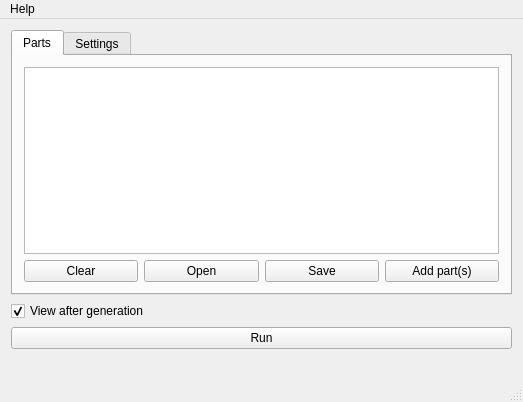
Qt form gui/mainwindow.ui (RobotsWar/Plater) before a commit.
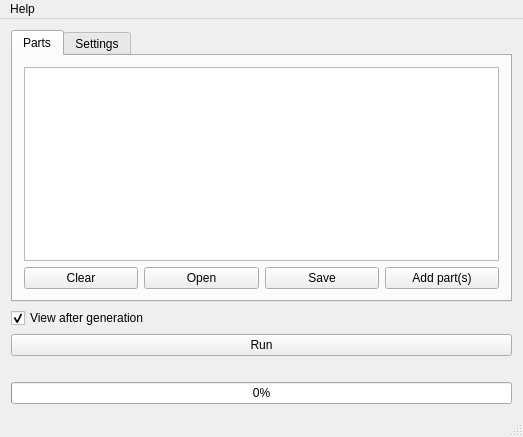
The same form after that commit. Icons and pictures are not drawn.

Commit message: Adding progress bar in GUI, and number of plates

```diff
--- a/gui/mainwindow.ui
+++ b/gui/mainwindow.ui
@@ -7,7 +7,7 @@
     <x>0</x>
     <y>0</y>
     <width>523</width>
-    <height>402</height>
+    <height>437</height>
    </rect>
   </property>
   <property name="windowTitle">
@@ -312,6 +312,13 @@
       </property>
      </widget>
     </item>
+    <item>
+     <widget class="QProgressBar" name="progressBar">
+      <property name="value">
+       <number>0</number>
+      </property>
+     </widget>
+    </item>
    </layout>
   </widget>
   <widget class="QStatusBar" name="statusBar"/>
```
Left out of the diff: 4 changed lines with no effect on the pictures. The commit also changes 7 other files.
